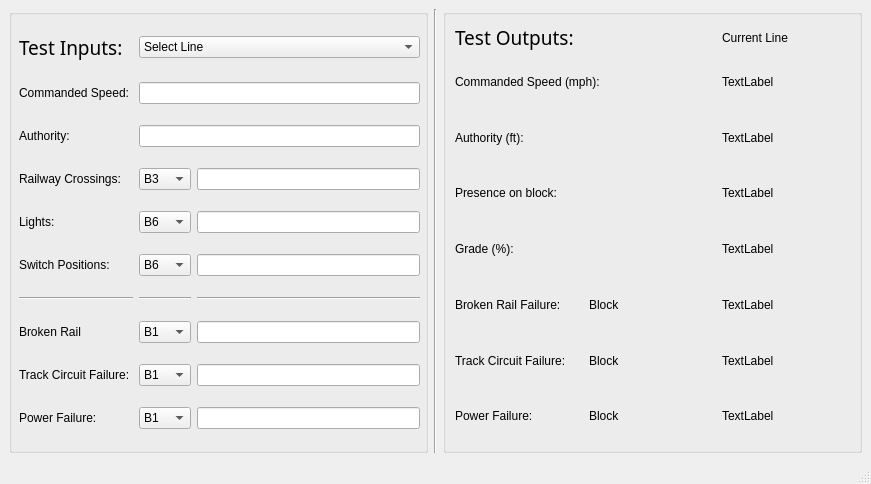
This is Track Model/testbench_trackmodel.ui in asmithie13/ECE-1140 as Qt 5 draws it before an edit. The edited form follows.
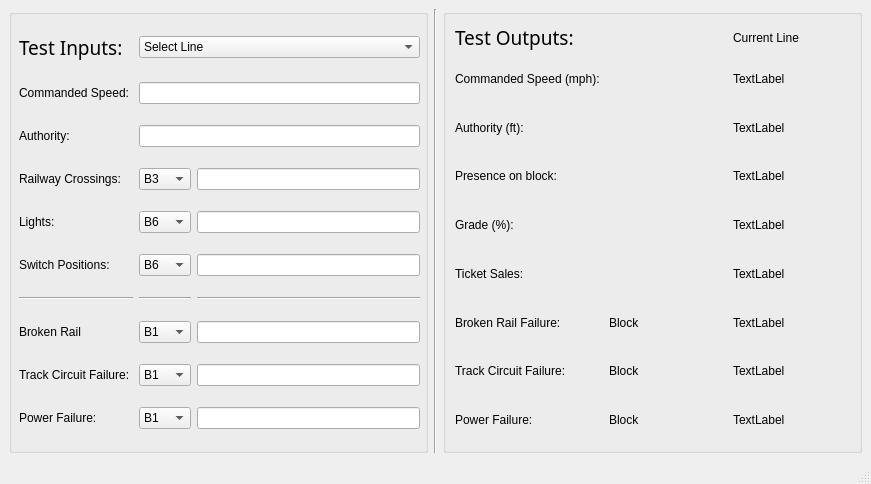
This is the edited form.

Commit message: Working parser (70%), next: block class.

```diff
--- a/Track Model/testbench_trackmodel.ui
+++ b/Track Model/testbench_trackmodel.ui
@@ -28,13 +28,6 @@
        <string/>
       </property>
       <layout class="QGridLayout" name="gridLayout_3">
-       <item row="3" column="2">
-        <widget class="QLabel" name="label_17">
-         <property name="text">
-          <string>TextLabel</string>
-         </property>
-        </widget>
-       </item>
        <item row="0" column="0">
         <widget class="QLabel" name="label_8">
          <property name="sizePolicy">
@@ -54,48 +47,20 @@
          </property>
         </widget>
        </item>
-       <item row="1" column="0" colspan="2">
+       <item row="0" column="2">
+        <widget class="QLabel" name="line_out">
+         <property name="text">
+          <string>Current Line</string>
+         </property>
+        </widget>
+       </item>
+       <item row="1" column="0">
         <widget class="QLabel" name="label_9">
          <property name="text">
           <string>Commanded Speed (mph): </string>
          </property>
         </widget>
        </item>
-       <item row="2" column="2">
-        <widget class="QLabel" name="authority_out">
-         <property name="text">
-          <string>TextLabel</string>
-         </property>
-        </widget>
-       </item>
-       <item row="5" column="0">
-        <widget class="QLabel" name="label_21">
-         <property name="text">
-          <string>Broken Rail Failure: </string>
-         </property>
-        </widget>
-       </item>
-       <item row="7" column="0">
-        <widget class="QLabel" name="label_25">
-         <property name="text">
-          <string>Power Failure:</string>
-         </property>
-        </widget>
-       </item>
-       <item row="4" column="0">
-        <widget class="QLabel" name="label_20">
-         <property name="text">
-          <string>Grade (%):</string>
-         </property>
-        </widget>
-       </item>
-       <item row="7" column="1">
-        <widget class="QLabel" name="power_block_out">
-         <property name="text">
-          <string>Block</string>
-         </property>
-        </widget>
-       </item>
        <item row="1" column="2">
         <widget class="QLabel" name="com_speed_out_1">
          <property name="text">
@@ -103,45 +68,17 @@
          </property>
         </widget>
        </item>
-       <item row="5" column="2">
-        <widget class="QLabel" name="broken_out">
-         <property name="text">
-          <string>TextLabel</string>
-         </property>
-        </widget>
-       </item>
-       <item row="6" column="2">
-        <widget class="QLabel" name="track_out">
-         <property name="text">
-          <string>TextLabel</string>
-         </property>
-        </widget>
-       </item>
-       <item row="0" column="2">
-        <widget class="QLabel" name="line_out">
-         <property name="text">
-          <string>Current Line</string>
-         </property>
-        </widget>
-       </item>
-       <item row="5" column="1">
-        <widget class="QLabel" name="broken_block_out">
-         <property name="text">
-          <string>Block</string>
-         </property>
-        </widget>
-       </item>
-       <item row="2" column="0" colspan="2">
+       <item row="2" column="0">
         <widget class="QLabel" name="label_10">
          <property name="text">
           <string>Authority (ft):</string>
          </property>
         </widget>
        </item>
-       <item row="6" column="1">
-        <widget class="QLabel" name="track_block_out">
+       <item row="2" column="2">
+        <widget class="QLabel" name="authority_out">
          <property name="text">
-          <string>Block</string>
+          <string>TextLabel</string>
          </property>
         </widget>
        </item>
@@ -152,22 +89,99 @@
          </property>
         </widget>
        </item>
-       <item row="7" column="2">
-        <widget class="QLabel" name="power_out">
+       <item row="3" column="2">
+        <widget class="QLabel" name="label_17">
+         <property name="text">
+          <string>TextLabel</string>
+         </property>
+        </widget>
+       </item>
+       <item row="4" column="0">
+        <widget class="QLabel" name="label_20">
+         <property name="text">
+          <string>Grade (%):</string>
+         </property>
+        </widget>
+       </item>
+       <item row="4" column="2">
+        <widget class="QLabel" name="grade_out">
+         <property name="text">
+          <string>TextLabel</string>
+         </property>
+        </widget>
+       </item>
+       <item row="5" column="0">
+        <widget class="QLabel" name="label_26">
+         <property name="text">
+          <string>Ticket Sales: </string>
+         </property>
+        </widget>
+       </item>
+       <item row="5" column="2">
+        <widget class="QLabel" name="broken_out_2">
          <property name="text">
           <string>TextLabel</string>
          </property>
         </widget>
        </item>
        <item row="6" column="0">
+        <widget class="QLabel" name="label_21">
+         <property name="text">
+          <string>Broken Rail Failure: </string>
+         </property>
+        </widget>
+       </item>
+       <item row="6" column="1">
+        <widget class="QLabel" name="broken_block_out">
+         <property name="text">
+          <string>Block</string>
+         </property>
+        </widget>
+       </item>
+       <item row="6" column="2">
+        <widget class="QLabel" name="broken_out">
+         <property name="text">
+          <string>TextLabel</string>
+         </property>
+        </widget>
+       </item>
+       <item row="7" column="0">
         <widget class="QLabel" name="label_24">
          <property name="text">
           <string>Track Circuit Failure: </string>
          </property>
         </widget>
        </item>
-       <item row="4" column="2">
-        <widget class="QLabel" name="grade_out">
+       <item row="7" column="1">
+        <widget class="QLabel" name="track_block_out">
+         <property name="text">
+          <string>Block</string>
+         </property>
+        </widget>
+       </item>
+       <item row="7" column="2">
+        <widget class="QLabel" name="track_out">
+         <property name="text">
+          <string>TextLabel</string>
+         </property>
+        </widget>
+       </item>
+       <item row="8" column="0">
+        <widget class="QLabel" name="label_25">
+         <property name="text">
+          <string>Power Failure:</string>
+         </property>
+        </widget>
+       </item>
+       <item row="8" column="1">
+        <widget class="QLabel" name="power_block_out">
+         <property name="text">
+          <string>Block</string>
+         </property>
+        </widget>
+       </item>
+       <item row="8" column="2">
+        <widget class="QLabel" name="power_out">
          <property name="text">
           <string>TextLabel</string>
          </property>
```
The commit also changes 4 other files.
